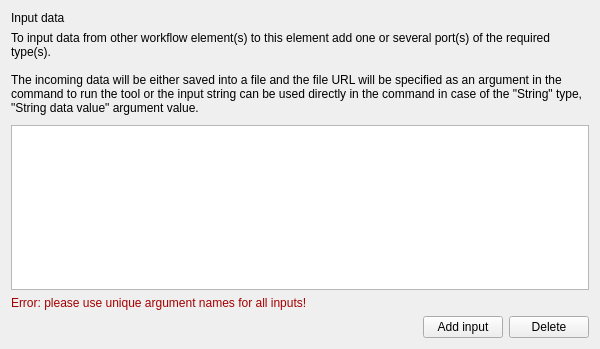
Qt form src/plugins/workflow_designer/src/library/create_cmdline_based_worker/CreateCmdlineBasedWorkerWizardInputDataPage.ui (violethaze74/ugene) before a commit.
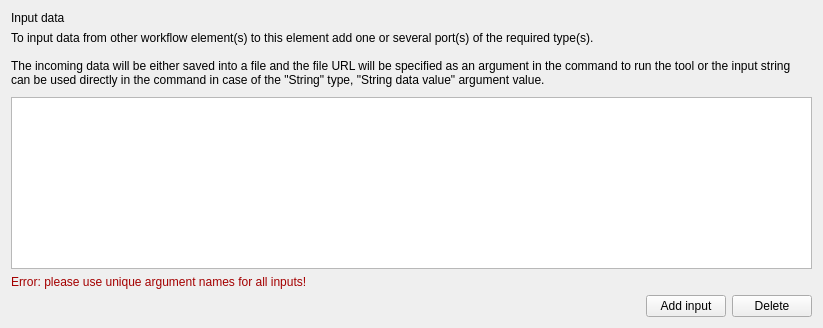
The same form after that commit.

Commit message: UGENE-6467. Add a hint label to the Configure Element with Command Line Tool wizard

Patch:
```diff
--- a/src/plugins/workflow_designer/src/library/create_cmdline_based_worker/CreateCmdlineBasedWorkerWizardInputDataPage.ui
+++ b/src/plugins/workflow_designer/src/library/create_cmdline_based_worker/CreateCmdlineBasedWorkerWizardInputDataPage.ui
@@ -6,8 +6,8 @@
    <rect>
     <x>0</x>
     <y>0</y>
-    <width>600</width>
-    <height>349</height>
+    <width>823</width>
+    <height>328</height>
    </rect>
   </property>
   <property name="windowTitle">
@@ -46,9 +46,21 @@
      </item>
      <item>
       <widget class="QTableView" name="tvInput">
+       <property name="minimumSize">
+        <size>
+         <width>700</width>
+         <height>0</height>
+        </size>
+       </property>
        <property name="selectionMode">
         <enum>QAbstractItemView::SingleSelection</enum>
        </property>
+       <attribute name="verticalHeaderVisible">
+        <bool>false</bool>
+       </attribute>
+       <attribute name="verticalHeaderHighlightSections">
+        <bool>false</bool>
+       </attribute>
       </widget>
      </item>
     </layout>
```
The commit also changes 1 other file.
